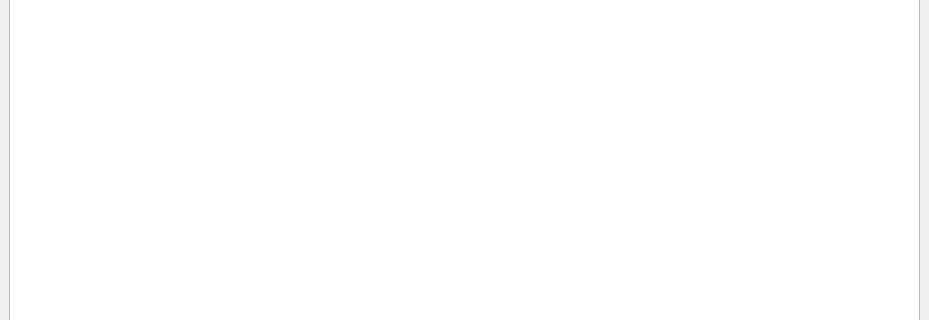
Qt form FinalProject/Tweeterak/mainwindow.ui (amirhosseinbt/FinalProject_AP) before a commit; both pictures show x 0 to 929 and y 160 to 480 of the 929 by 600 pixel window.
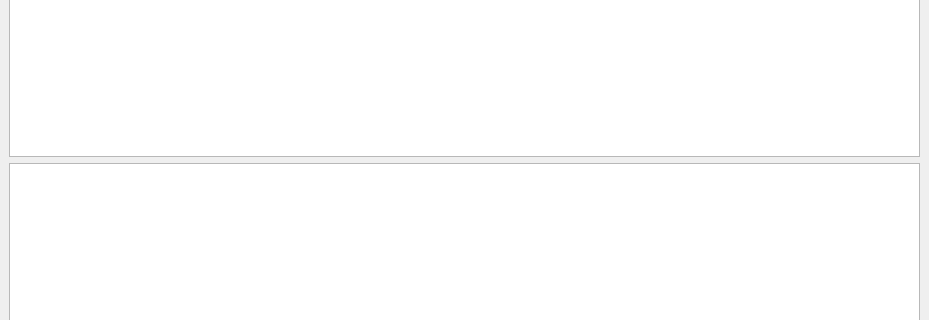
The same form after that commit.

Diff of the .ui file:
```diff
--- a/FinalProject/Tweeterak/mainwindow.ui
+++ b/FinalProject/Tweeterak/mainwindow.ui
@@ -267,6 +267,16 @@
         </property>
        </widget>
       </item>
+      <item>
+       <widget class="QListWidget" name="listWidget">
+        <property name="font">
+         <font>
+          <pointsize>11</pointsize>
+          <bold>true</bold>
+         </font>
+        </property>
+       </widget>
+      </item>
      </layout>
     </item>
     <item>
```
